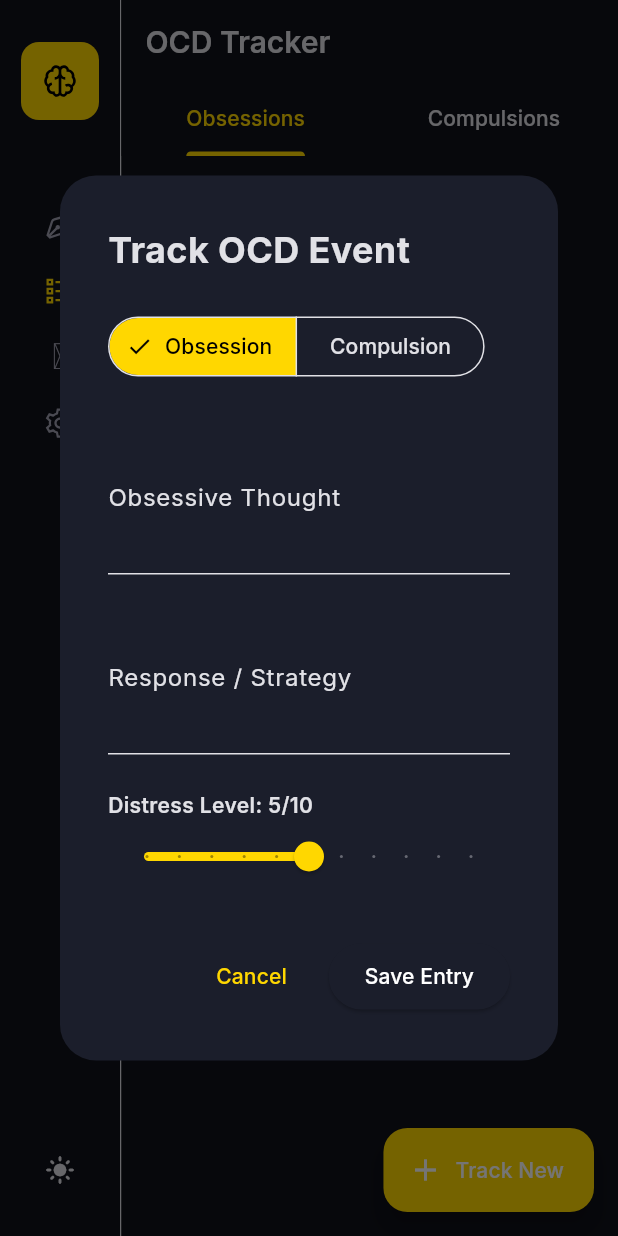
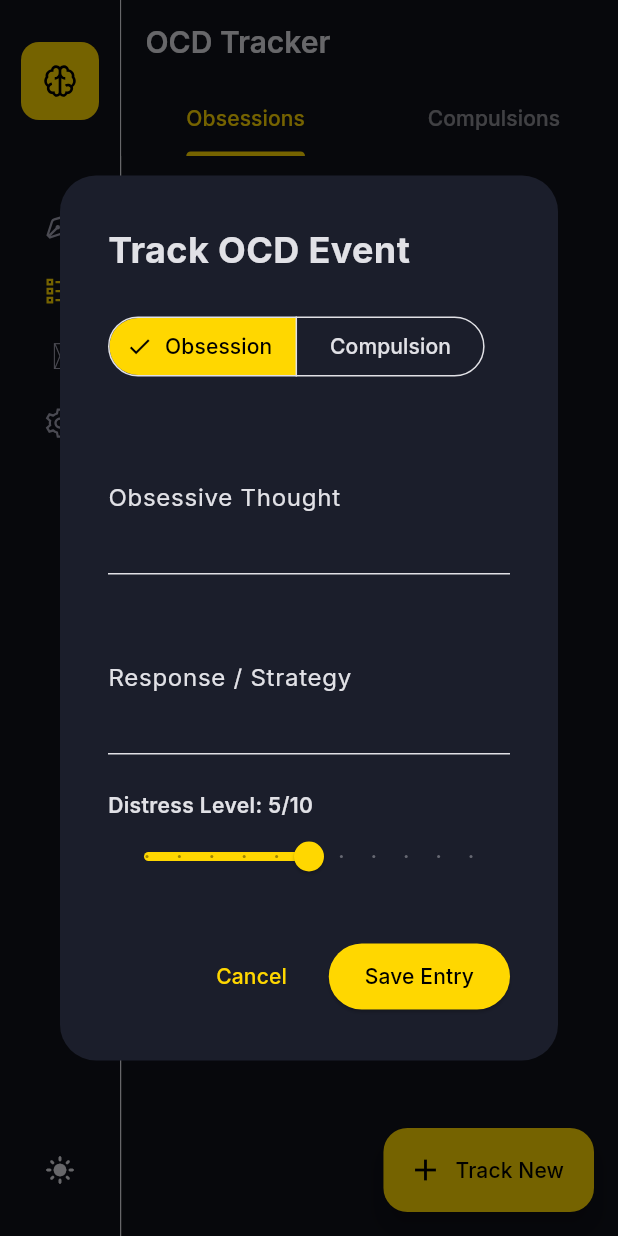
Before and after one commit to maskedsyntax/patterns, a Flutter app: the screen it shows after launch, after a tap on the "dark mode" icon, after a tap on "OCD Tracker", after a tap on "Track New", on a phone screen of 412 x 824 dp. Run offline on Flutter 3.47's test engine with Material 3 defaults, Android fonts, the phone set to English and light mode, and no system bars; our stand-ins replace flutter_riverpod, google_fonts, line_icons, sqflite_common_ffi; accounts and stored records are empty.

Commit message:
Fix compilation errors by migrating to Notifier and updating UI to use Theme.of(context)

```diff
--- a/lib/main.dart
+++ b/lib/main.dart
@@ -6,7 +6,24 @@ import 'theme/app_theme.dart';
 import 'screens/journal_screen.dart';
 import 'screens/ocd_tracker_screen.dart';
 
-final themeModeProvider = StateProvider<ThemeMode>((ref) => ThemeMode.system);
+class ThemeModeNotifier extends Notifier<ThemeMode> {
+  @override
+  ThemeMode build() => ThemeMode.system;
+
+  void setThemeMode(ThemeMode mode) {
+    state = mode;
+  }
+
+  void toggle() {
+    if (state == ThemeMode.dark) {
+      state = ThemeMode.light;
+    } else {
+      state = ThemeMode.dark;
+    }
+  }
+}
+
+final themeModeProvider = NotifierProvider<ThemeModeNotifier, ThemeMode>(ThemeModeNotifier.new);
 
 void main() {
   WidgetsFlutterBinding.ensureInitialized();
@@ -55,6 +72,7 @@ class _HomeScreenState extends ConsumerState<HomeScreen> {
   @override
   Widget build(BuildContext context) {
     final theme = Theme.of(context);
+    final currentThemeMode = ref.watch(themeModeProvider);
 
     return Scaffold(
       body: Row(
@@ -84,16 +102,11 @@ class _HomeScreenState extends ConsumerState<HomeScreen> {
                   padding: const EdgeInsets.only(bottom: 20.0),
                   child: IconButton(
                     icon: Icon(
-                      ref.watch(themeModeProvider) == ThemeMode.dark ? Icons.light_mode : Icons.dark_mode,
+                      currentThemeMode == ThemeMode.dark ? Icons.light_mode : Icons.dark_mode,
                       size: 20,
                     ),
                     onPressed: () {
-                      final current = ref.read(themeModeProvider);
-                      if (current == ThemeMode.dark) {
-                        ref.read(themeModeProvider.notifier).state = ThemeMode.light;
-                      } else {
-                        ref.read(themeModeProvider.notifier).state = ThemeMode.dark;
-                      }
+                      ref.read(themeModeProvider.notifier).toggle();
                     },
                   ),
                 ),
--- a/lib/screens/journal_screen.dart
+++ b/lib/screens/journal_screen.dart
@@ -4,7 +4,6 @@ import 'package:flutter_riverpod/flutter_riverpod.dart';
 import 'package:google_fonts/google_fonts.dart';
 import 'package:intl/intl.dart';
 import '../providers/providers.dart';
-import '../theme/app_theme.dart';
 
 class JournalScreen extends ConsumerStatefulWidget {
   const JournalScreen({super.key});
@@ -45,6 +44,7 @@ class _JournalScreenState extends ConsumerState<JournalScreen> {
   Widget build(BuildContext context) {
     final journalAsync = ref.watch(journalProvider);
     final dateStr = DateFormat('yyyy-MM-dd').format(_selectedDate);
+    final theme = Theme.of(context);
 
     return Scaffold(
       appBar: AppBar(
@@ -84,8 +84,8 @@ class _JournalScreenState extends ConsumerState<JournalScreen> {
         children: [
           Container(
             width: 280,
-            decoration: const BoxDecoration(
-              border: Border(right: BorderSide(color: Color(0xFF2D3142))),
+            decoration: BoxDecoration(
+              border: Border(right: BorderSide(color: theme.dividerColor)),
             ),
             child: journalAsync.when(
               data: (entries) {
@@ -94,7 +94,7 @@ class _JournalScreenState extends ConsumerState<JournalScreen> {
                   itemBuilder: (context, index) {
                     if (index == 0) {
                       return ListTile(
-                        leading: const Icon(Icons.add, color: AppTheme.accentColor),
+                        leading: Icon(Icons.add, color: theme.colorScheme.primary),
                         title: const Text('New Journal Entry'),
                         onTap: () {
                           setState(() {
@@ -108,11 +108,11 @@ class _JournalScreenState extends ConsumerState<JournalScreen> {
                     final isSelected = entry.date == dateStr;
                     return ListTile(
                       selected: isSelected,
-                      selectedTileColor: AppTheme.accentColor.withOpacity(0.05),
+                      selectedTileColor: theme.colorScheme.primary.withOpacity(0.05),
                       title: Text(
                         DateFormat('MMM d, yyyy').format(DateTime.parse(entry.date)),
                         style: TextStyle(
-                          color: isSelected ? AppTheme.accentColor : AppTheme.textPrimary,
+                          color: isSelected ? theme.colorScheme.primary : theme.colorScheme.onSurface,
                           fontWeight: isSelected ? FontWeight.w600 : FontWeight.normal,
                         ),
                       ),
@@ -120,7 +120,7 @@ class _JournalScreenState extends ConsumerState<JournalScreen> {
                         entry.content,
                         maxLines: 1,
                         overflow: TextOverflow.ellipsis,
-                        style: TextStyle(color: AppTheme.textSecondary.withOpacity(0.7)),
+                        style: TextStyle(color: theme.colorScheme.onSurface.withOpacity(0.6)),
                       ),
                       onTap: () {
                         setState(() {
@@ -147,9 +147,9 @@ class _JournalScreenState extends ConsumerState<JournalScreen> {
                 style: GoogleFonts.inter(
                   fontSize: 18,
                   height: 1.6,
-                  color: AppTheme.textPrimary,
+                  color: theme.colorScheme.onSurface,
                 ),
-                decoration: InputDecoration(
+                decoration: const InputDecoration(
                   hintText: 'Write your thoughts...',
                   filled: false,
                   enabledBorder: InputBorder.none,
--- a/lib/screens/ocd_tracker_screen.dart
+++ b/lib/screens/ocd_tracker_screen.dart
@@ -5,7 +5,6 @@ import 'package:intl/intl.dart';
 import 'package:line_icons/line_icons.dart';
 import '../models/models.dart';
 import '../providers/providers.dart';
-import '../theme/app_theme.dart';
 
 class OcdTrackerScreen extends ConsumerStatefulWidget {
   const OcdTrackerScreen({super.key});
@@ -26,6 +25,7 @@ class _OcdTrackerScreenState extends ConsumerState<OcdTrackerScreen> with Single
   @override
   Widget build(BuildContext context) {
     final ocdAsync = ref.watch(ocdProvider);
+    final theme = Theme.of(context);
 
     return Scaffold(
       appBar: AppBar(
@@ -33,9 +33,9 @@ class _OcdTrackerScreenState extends ConsumerState<OcdTrackerScreen> with Single
         bottom: TabBar(
           controller: _tabController,
           dividerColor: Colors.transparent,
-          indicatorColor: AppTheme.accentColor,
-          labelColor: AppTheme.accentColor,
-          unselectedLabelColor: AppTheme.textSecondary,
+          indicatorColor: theme.colorScheme.primary,
+          labelColor: theme.colorScheme.primary,
+          unselectedLabelColor: theme.colorScheme.onSurface.withOpacity(0.6),
           tabs: const [
             Tab(text: 'Obsessions'),
             Tab(text: 'Compulsions'),
@@ -50,10 +50,10 @@ class _OcdTrackerScreenState extends ConsumerState<OcdTrackerScreen> with Single
         ],
       ),
       floatingActionButton: FloatingActionButton.extended(
-        backgroundColor: AppTheme.accentColor,
+        backgroundColor: theme.colorScheme.primary,
         onPressed: () => _showAddDialog(context),
-        label: const Text('Track New', style: TextStyle(color: Colors.white)),
-        icon: const Icon(Icons.add, color: Colors.white),
+        label: const Text('Track New', style: TextStyle(color: Colors.black)),
+        icon: const Icon(Icons.add, color: Colors.black),
       ),
     );
   }
@@ -74,6 +74,8 @@ class _OcdListView extends ConsumerWidget {
 
   @override
   Widget build(BuildContext context, WidgetRef ref) {
+    final theme = Theme.of(context);
+
     return entries.when(
       data: (data) {
         final filtered = data.where((e) => e.type == type).toList();
@@ -82,9 +84,9 @@ class _OcdListView extends ConsumerWidget {
             child: Column(
               mainAxisAlignment: MainAxisAlignment.center,
               children: [
-                Icon(LineIcons.clipboard, size: 64, color: AppTheme.textSecondary.withOpacity(0.2)),
+                Icon(LineIcons.clipboard, size: 64, color: theme.colorScheme.onSurface.withOpacity(0.2)),
                 const SizedBox(height: 16),
-                Text('No entries yet', style: TextStyle(color: AppTheme.textSecondary.withOpacity(0.5))),
+                Text('No entries yet', style: TextStyle(color: theme.colorScheme.onSurface.withOpacity(0.5))),
               ],
             ),
           );
@@ -106,7 +108,7 @@ class _OcdListView extends ConsumerWidget {
                       children: [
                         Text(
                           DateFormat('MMM d, h:mm a').format(entry.datetime),
-                          style: const TextStyle(fontWeight: FontWeight.bold, color: AppTheme.accentColor),
+                          style: TextStyle(fontWeight: FontWeight.bold, color: theme.colorScheme.primary),
                         ),
                         Container(
                           padding: const EdgeInsets.symmetric(horizontal: 12, vertical: 4),
@@ -132,18 +134,18 @@ class _OcdListView extends ConsumerWidget {
                     const SizedBox(height: 12),
                     Text(
                       type == OcdType.obsession ? 'Obsessive Thought:' : 'Compulsive Urge:',
-                      style: TextStyle(color: AppTheme.textSecondary, fontSize: 12),
+                      style: TextStyle(color: theme.colorScheme.onSurface.withOpacity(0.6), fontSize: 12),
                     ),
                     const SizedBox(height: 4),
                     Text(entry.content, style: const TextStyle(fontSize: 16)),
                     if (entry.actionTaken != null && entry.actionTaken!.isNotEmpty) ...[
                       const SizedBox(height: 12),
-                      const Text('Action Taken:', style: TextStyle(color: AppTheme.textSecondary, fontSize: 12)),
+                      Text('Action Taken:', style: TextStyle(color: theme.colorScheme.onSurface.withOpacity(0.6), fontSize: 12)),
                       const SizedBox(height: 4),
                       Text(entry.actionTaken!, style: const TextStyle(fontSize: 16)),
                     ],
                     const SizedBox(height: 12),
-                    const Text('Response/Strategy:', style: TextStyle(color: AppTheme.textSecondary, fontSize: 12)),
+                    Text('Response/Strategy:', style: TextStyle(color: theme.colorScheme.onSurface.withOpacity(0.6), fontSize: 12)),
                     const SizedBox(height: 4),
                     Text(entry.response, style: const TextStyle(fontSize: 16, fontStyle: FontStyle.italic)),
                   ],
@@ -188,8 +190,10 @@ class _OcdEntryDialogState extends ConsumerState<OcdEntryDialog> {
 
   @override
   Widget build(BuildContext context) {
+    final theme = Theme.of(context);
+
     return Dialog(
-      backgroundColor: AppTheme.surfaceColor,
+      backgroundColor: theme.colorScheme.surface,
       shape: RoundedRectangleBorder(borderRadius: BorderRadius.circular(24)),
       child: Container(
         width: 500,
@@ -254,8 +258,8 @@ class _OcdEntryDialogState extends ConsumerState<OcdEntryDialog> {
                 const SizedBox(width: 16),
                 ElevatedButton(
                   style: ElevatedButton.styleFrom(
-                    backgroundColor: AppTheme.accentColor,
-                    foregroundColor: Colors.white,
+                    backgroundColor: theme.colorScheme.primary,
+                    foregroundColor: Colors.black,
                     padding: const EdgeInsets.symmetric(horizontal: 24, vertical: 12),
                   ),
                   onPressed: () async {
```
